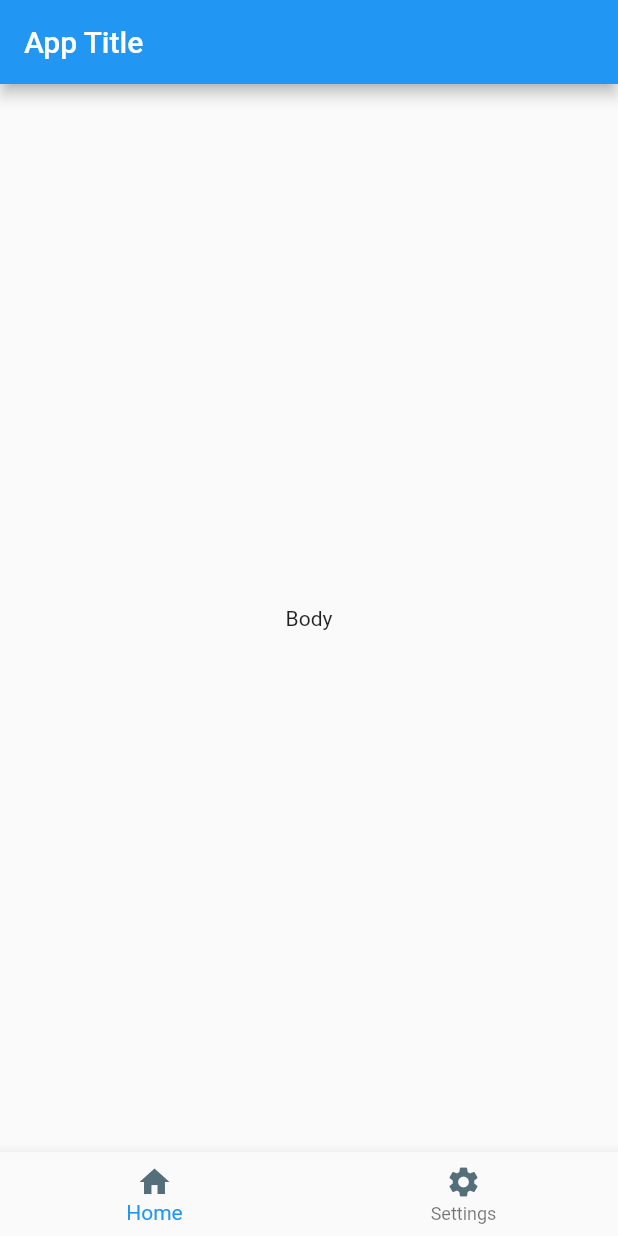
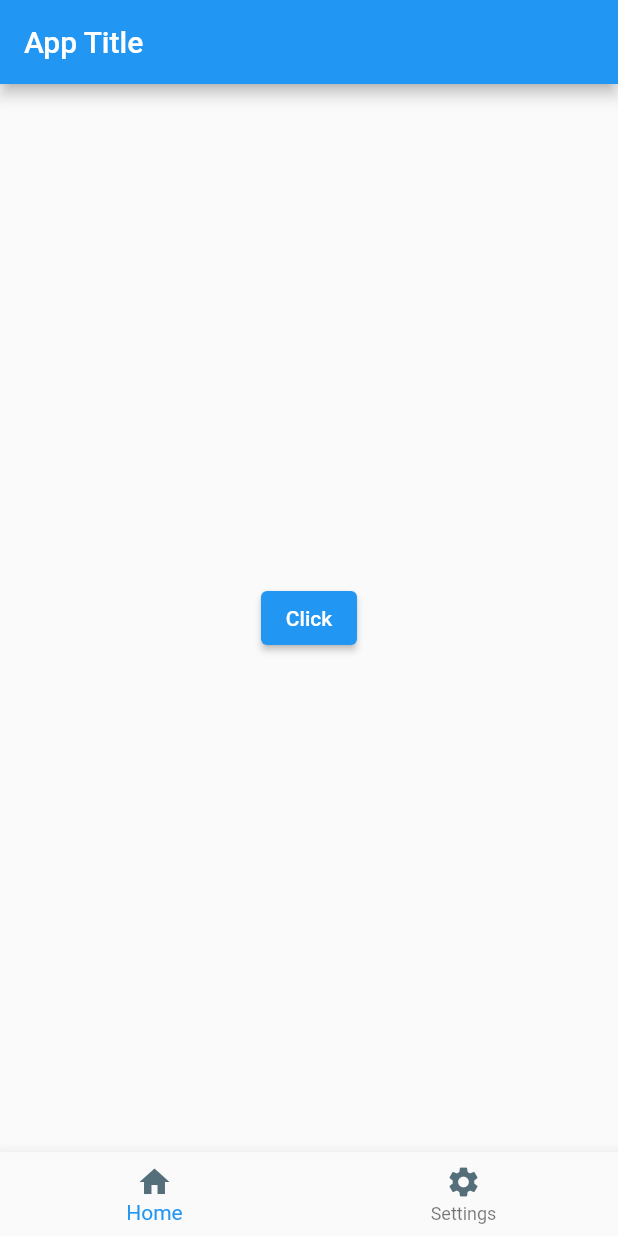
Before and after one commit to SmallPeenwow/flutter_application_test, a Flutter app: the screen it shows after launch, on a phone screen of 412 x 824 dp. Run offline on Flutter 3.47's test engine with Material 2 defaults, Android fonts, the phone set to English and light mode, and no system bars.

Commit message:
14 Elevated Button Done

```diff
--- a/lib/main.dart
+++ b/lib/main.dart
@@ -15,7 +15,12 @@ class MyApp extends StatelessWidget {
         appBar: AppBar(
           title: const Text('App Title'),
         ),
-        body: const Center(child: Text('Body')),
+        body: Center(
+          child: ElevatedButton(
+            onPressed: () {},
+            child: const Text('Click'),
+          ),
+        ),
         bottomNavigationBar: BottomNavigationBar(
           items: const [
             BottomNavigationBarItem(
```
